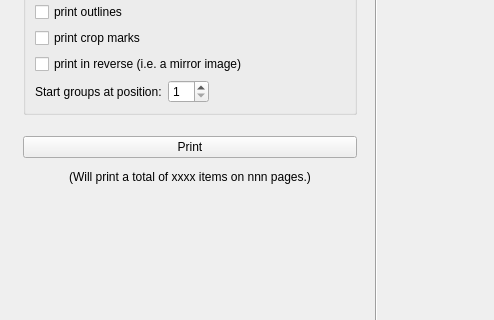
This is glabels/ui/PrintView.ui in j-evins/glabels-qt as Qt 5 draws it before an edit; both pictures show x 0 to 494 and y 390 to 710 of the 852 by 874 pixel window. The edited form follows.
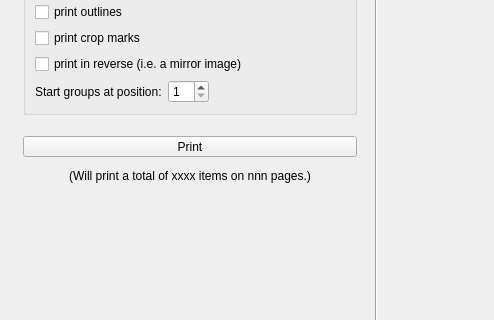
This is the edited form. Icons and pictures are not drawn. Custom widgets are drawn as their Qt base class.

Commit message: Use QToolButtons to achieve left-justification w/o stylesheets.

```diff
--- a/glabels/ui/PrintView.ui
+++ b/glabels/ui/PrintView.ui
@@ -460,9 +460,9 @@
       </spacer>
      </item>
      <item>
-      <widget class="QPushButton" name="printButton">
+      <widget class="QToolButton" name="printButton">
        <property name="sizePolicy">
-        <sizepolicy hsizetype="Minimum" vsizetype="Fixed">
+        <sizepolicy hsizetype="Expanding" vsizetype="Preferred">
          <horstretch>0</horstretch>
          <verstretch>0</verstretch>
         </sizepolicy>
@@ -480,8 +480,8 @@
          <height>32</height>
         </size>
        </property>
-       <property name="default">
-        <bool>false</bool>
+       <property name="toolButtonStyle">
+        <enum>Qt::ToolButtonTextBesideIcon</enum>
        </property>
       </widget>
      </item>
```
Left out of the diff: 79 changed lines with no effect on the pictures. The commit also changes 1 other file.
